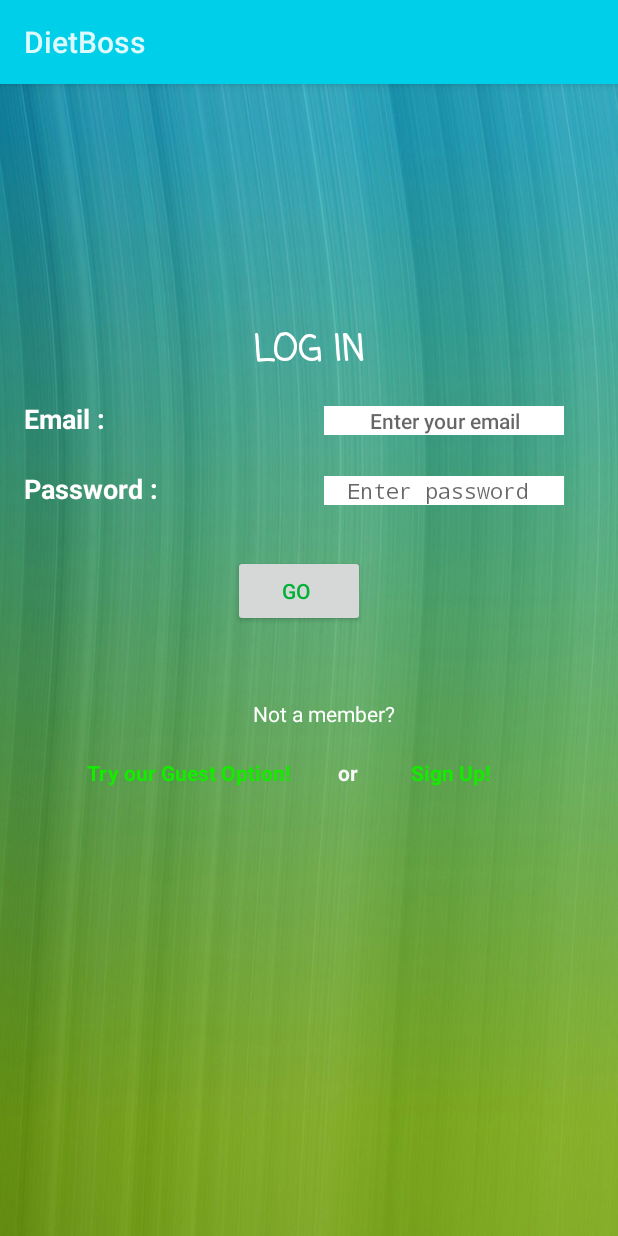
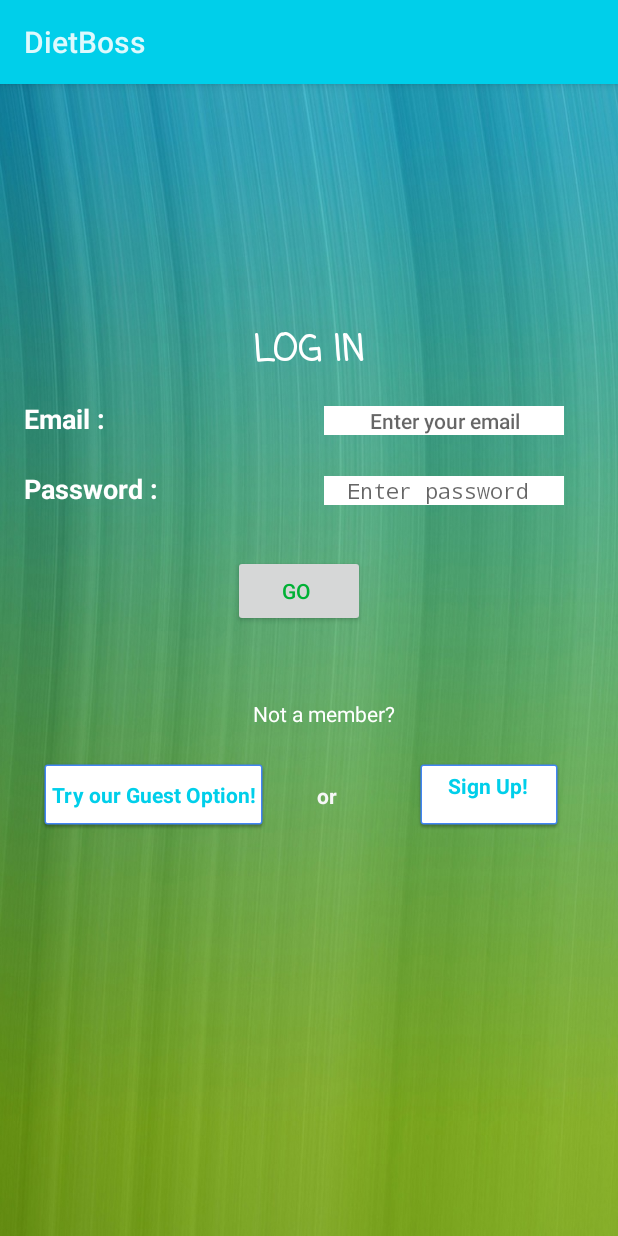
Before and after one commit to SamaSamrin/KhabarShabarAgain, an Android app: the Login screen opened directly, with no data from a screen before it, on a phone screen of 412 x 824 dp. Run offline under Robolectric (Android 15) with nearby library versions, the phone set to English and light mode, and no system bars.

Commit message:
added buttons for guest and signup on login page

```diff
--- a/app/src/main/res/layout/activity_login.xml
+++ b/app/src/main/res/layout/activity_login.xml
@@ -104,17 +104,17 @@
         android:id="@+id/guestPrompt"
         android:layout_width="wrap_content"
         android:layout_height="wrap_content"
-        android:background="@android:color/transparent"
+        android:layout_below="@+id/textnotamember"
+        android:layout_marginEnd="14dp"
+        android:layout_marginTop="20dp"
+        android:layout_toStartOf="@+id/orTextView"
+        android:background="@drawable/common_google_signin_btn_icon_dark_normal_background"
         android:clickable="true"
         android:gravity="center"
         android:onClick="goToGuestPage"
         android:text="Try our Guest Option!"
-        android:textColor="@color/colorAccent"
-        android:textStyle="normal|bold"
-        android:layout_marginTop="20dp"
-        android:layout_below="@+id/textnotamember"
-        android:layout_toStartOf="@+id/orTextView"
-        android:layout_marginEnd="14dp" />
+        android:textColor="@color/colorPrimary"
+        android:textStyle="normal|bold" />
 
     <TextView
         android:text="Not a member? "
@@ -128,16 +128,17 @@
 
     <TextView
         android:id="@+id/signUpPrompt"
-        android:layout_width="wrap_content"
+        android:layout_width="100dp"
         android:layout_height="wrap_content"
-        android:layout_marginStart="7dp"
+        android:layout_alignEnd="@+id/passwordField"
+        android:layout_alignTop="@+id/guestPrompt"
+        android:background="@drawable/common_google_signin_btn_icon_dark_normal_background"
+        android:clickable="true"
+        android:onClick="goToSignUp"
         android:text="Sign Up!"
-        android:textColor="@color/colorAccent"
-        android:textStyle="bold"
-        android:onClick="goToSignUp"
-        android:layout_alignBaseline="@+id/orTextView"
-        android:layout_alignBottom="@+id/orTextView"
-        android:layout_toEndOf="@+id/textnotamember" />
+        android:textAlignment="center"
+        android:textColor="@color/colorPrimary"
+        android:textStyle="bold" />
 
     <TextView
         android:id="@+id/orTextView"
@@ -147,8 +148,7 @@
         android:textAlignment="center"
         android:textColor="@color/myWhite"
         android:textStyle="bold"
-        android:layout_alignBaseline="@+id/guestPrompt"
-        android:layout_alignBottom="@+id/guestPrompt"
-        android:layout_alignEnd="@+id/textnotamember"
-        android:layout_marginEnd="9dp" />
+        android:layout_alignTop="@+id/signUpPrompt"
+        android:layout_alignEnd="@+id/goButton"
+        android:layout_marginTop="15dp" />
 </RelativeLayout>
```
